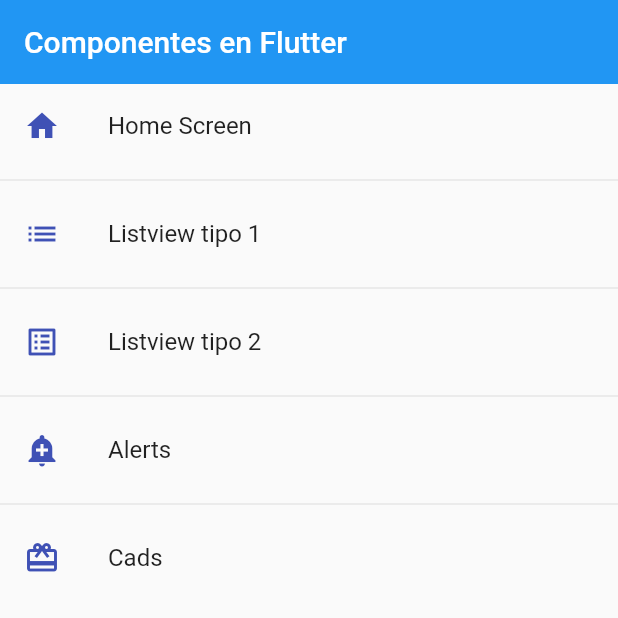
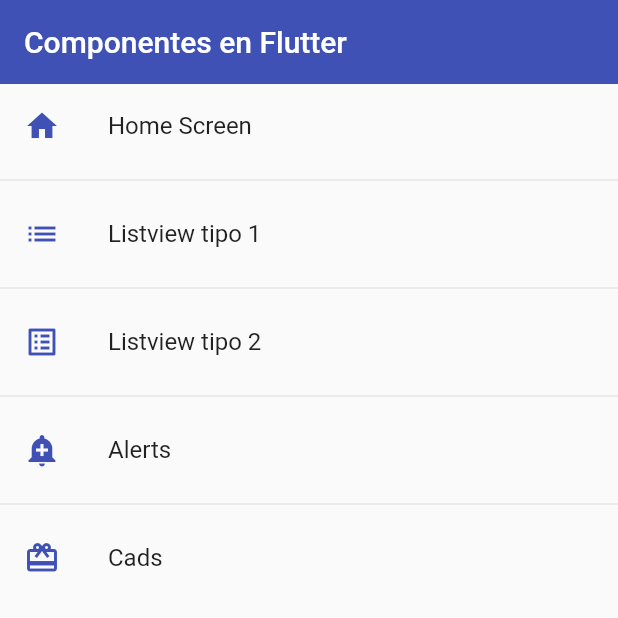
Before and after one commit to marwilc/flutter_components_app, a Flutter app: the screen it shows after launch, on a phone screen of 412 x 824 dp, the top half of it. Run offline on Flutter 3.47's test engine with Material 2 defaults, Android fonts, the phone set to English and light mode, and no system bars.

Commit message:
:sparkles: add global theme

```diff
--- a/lib/main.dart
+++ b/lib/main.dart
@@ -15,7 +15,17 @@
       title: 'Material App',
       initialRoute: AppRoutes.initialRoute,
       routes: AppRoutes.getAppRoutes(),
-      onGenerateRoute: AppRoutes.onGenerateRoute
+      onGenerateRoute: AppRoutes.onGenerateRoute,
+      theme: ThemeData.light().copyWith(
+        // Color primario
+        primaryColor: Colors.indigo,
+
+        // appbar theme
+        appBarTheme: const AppBarTheme(
+          color: Colors.indigo,
+          elevation: 0
+        )
+      ),
     );
   }
 }
--- a/lib/screens/home_screen.dart
+++ b/lib/screens/home_screen.dart
@@ -13,7 +13,6 @@
     return Scaffold(
         appBar: AppBar(
           title: const Text('Componentes en Flutter'),
-          elevation: 0,
         ),
         body: ListView.separated(
             itemBuilder: ((context, i) => ListTile(
--- a/lib/screens/listview2_screen.dart
+++ b/lib/screens/listview2_screen.dart
@@ -14,8 +14,6 @@
     return Scaffold(
         appBar: AppBar(
           title: const Text('List view2'),
-          elevation: 0,
-          backgroundColor: Colors.indigo,
         ),
         body: ListView.separated(
           itemCount: options.length,
```
